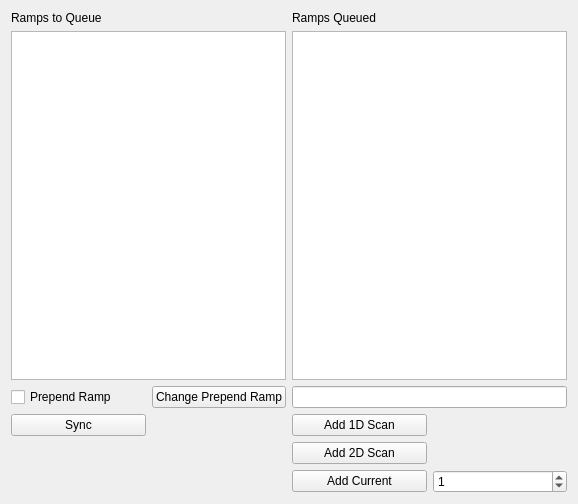
First picture: the form in ui/RampQueuer.ui, repository shreyaspotnis/rampage, before the edit.
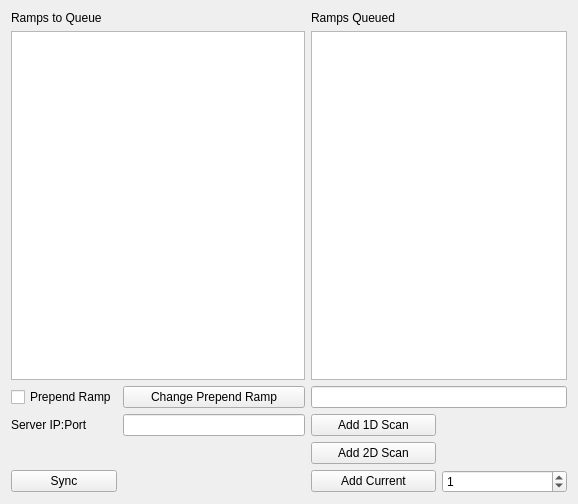
Second picture: the form after the edit.

```diff
--- a/ui/RampQueuer.ui
+++ b/ui/RampQueuer.ui
@@ -68,13 +68,6 @@
        </property>
       </widget>
      </item>
-     <item row="3" column="0">
-      <widget class="QPushButton" name="pushSync">
-       <property name="text">
-        <string>Sync</string>
-       </property>
-      </widget>
-     </item>
      <item row="0" column="0">
       <widget class="QLabel" name="label">
        <property name="text">
@@ -95,6 +88,23 @@
        </property>
       </widget>
      </item>
+     <item row="5" column="0">
+      <widget class="QPushButton" name="pushSync">
+       <property name="text">
+        <string>Sync</string>
+       </property>
+      </widget>
+     </item>
+     <item row="3" column="1">
+      <widget class="QLineEdit" name="serverIPAndPort"/>
+     </item>
+     <item row="3" column="0">
+      <widget class="QLabel" name="label_3">
+       <property name="text">
+        <string>Server IP:Port</string>
+       </property>
+      </widget>
+     </item>
     </layout>
    </item>
   </layout>
```
Left out of the diff: 34 changed lines with no effect on the pictures.
